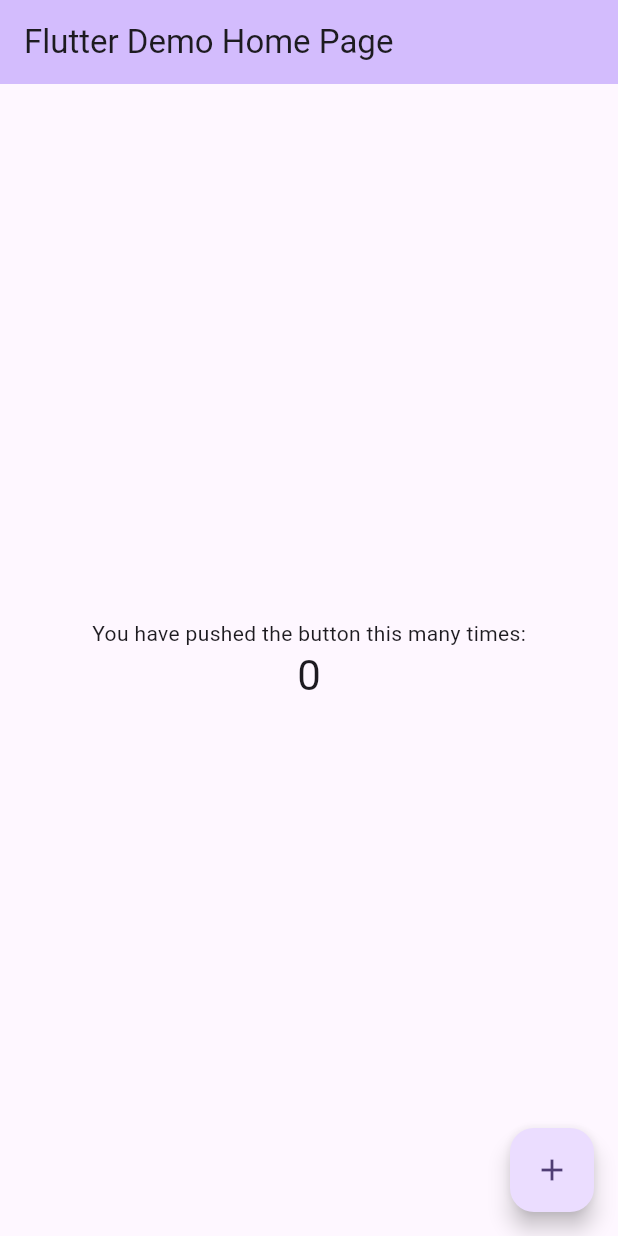
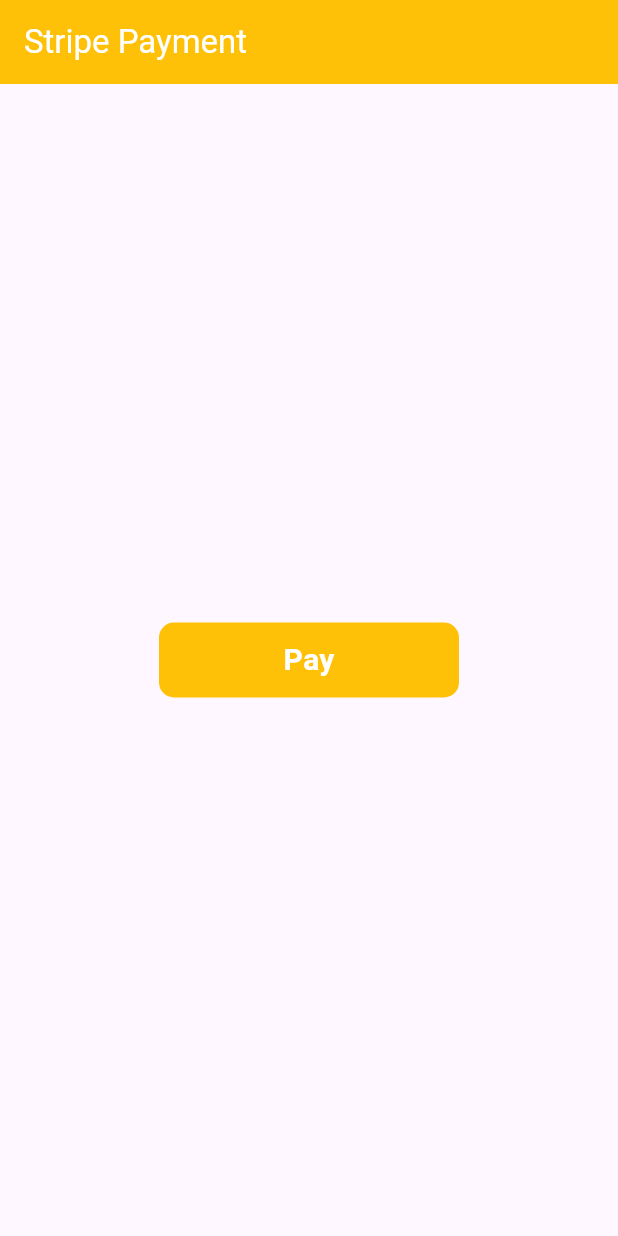
Before and after one commit to DevUsama007/stripe_integration_in_flutter, a Flutter app: the screen it shows after launch, on a phone screen of 412 x 824 dp. Run offline on Flutter 3.47's test engine with Material 3 defaults, Android fonts, the phone set to English and light mode, and no system bars; missing offline and left inert: flutter_stripe.

Commit message:
basic structure updated

```diff
--- a/lib/main.dart
+++ b/lib/main.dart
@@ -1,6 +1,13 @@
 import 'package:flutter/material.dart';
+import 'package:flutter_stripe/flutter_stripe.dart';
+import 'package:stripe_integration_in_flutter/stripe_payment_method/app_strings.dart';
+import 'package:stripe_integration_in_flutter/stripe_payment_method/view/payment_view.dart';
 
-void main() {
+void main() async {
+  WidgetsFlutterBinding.ensureInitialized();
+
+  // set the publishable key for Stripe - this is mandatory
+  Stripe.publishableKey = AppStrings.stripePublishedKey;
   runApp(const MyApp());
 }
 
@@ -11,6 +18,7 @@
   @override
   Widget build(BuildContext context) {
     return MaterialApp(
+      debugShowCheckedModeBanner: false,
       title: 'Flutter Demo',
       theme: ThemeData(
         // This is the theme of your application.
@@ -31,95 +39,7 @@
         colorScheme: ColorScheme.fromSeed(seedColor: Colors.deepPurple),
         useMaterial3: true,
       ),
-      home: const MyHomePage(title: 'Flutter Demo Home Page'),
+      home: PaymentView(),
     );
   }
 }
-
-class MyHomePage extends StatefulWidget {
-  const MyHomePage({super.key, required this.title});
-
-  // This widget is the home page of your application. It is stateful, meaning
-  // that it has a State object (defined below) that contains fields that affect
-  // how it looks.
-
-  // This class is the configuration for the state. It holds the values (in this
-  // case the title) provided by the parent (in this case the App widget) and
-  // used by the build method of the State. Fields in a Widget subclass are
-  // always marked "final".
-
-  final String title;
-
-  @override
-  State<MyHomePage> createState() => _MyHomePageState();
-}
-
-class _MyHomePageState extends State<MyHomePage> {
-  int _counter = 0;
-
-  void _incrementCounter() {
-    setState(() {
-      // This call to setState tells the Flutter framework that something has
-      // changed in this State, which causes it to rerun the build method below
-      // so that the display can reflect the updated values. If we changed
-      // _counter without calling setState(), then the build method would not be
-      // called again, and so nothing would appear to happen.
-      _counter++;
-    });
-  }
-
-  @override
-  Widget build(BuildContext context) {
-    // This method is rerun every time setState is called, for instance as done
-    // by the _incrementCounter method above.
-    //
-    // The Flutter framework has been optimized to make rerunning build methods
-    // fast, so that you can just rebuild anything that needs updating rather
-    // than having to individually change instances of widgets.
-    return Scaffold(
-      appBar: AppBar(
-        // TRY THIS: Try changing the color here to a specific color (to
-        // Colors.amber, perhaps?) and trigger a hot reload to see the AppBar
-        // change color while the other colors stay the same.
-        backgroundColor: Theme.of(context).colorScheme.inversePrimary,
-        // Here we take the value from the MyHomePage object that was created by
-        // the App.build method, and use it to set our appbar title.
-        title: Text(widget.title),
-      ),
-      body: Center(
-        // Center is a layout widget. It takes a single child and positions it
-        // in the middle of the parent.
-        child: Column(
-          // Column is also a layout widget. It takes a list of children and
-          // arranges them vertically. By default, it sizes itself to fit its
-          // children horizontally, and tries to be as tall as its parent.
-          //
-          // Column has various properties to control how it sizes itself and
-          // how it positions its children. Here we use mainAxisAlignment to
-          // center the children vertically; the main axis here is the vertical
-          // axis because Columns are vertical (the cross axis would be
-          // horizontal).
-          //
-          // TRY THIS: Invoke "debug painting" (choose the "Toggle Debug Paint"
-          // action in the IDE, or press "p" in the console), to see the
-          // wireframe for each widget.
-          mainAxisAlignment: MainAxisAlignment.center,
-          children: <Widget>[
-            const Text(
-              'You have pushed the button this many times:',
-            ),
-            Text(
-              '$_counter',
-              style: Theme.of(context).textTheme.headlineMedium,
-            ),
-          ],
-        ),
-      ),
-      floatingActionButton: FloatingActionButton(
-        onPressed: _incrementCounter,
-        tooltip: 'Increment',
-        child: const Icon(Icons.add),
-      ), // This trailing comma makes auto-formatting nicer for build methods.
-    );
-  }
-}
--- /dev/null
+++ b/lib/stripe_payment_method/view/payment_view.dart
@@ -0,0 +1,49 @@
+import 'package:flutter/material.dart';
+
+class PaymentView extends StatefulWidget {
+  const PaymentView({super.key});
+
+  @override
+  State<PaymentView> createState() => _PaymentViewState();
+}
+
+class _PaymentViewState extends State<PaymentView> {
+  @override
+  Widget build(BuildContext context) {
+    return Scaffold(
+      appBar: AppBar(
+        backgroundColor: Colors.amber,
+        title: Text(
+          'Stripe Payment',
+          style: TextStyle(color: Colors.white),
+        ),
+      ),
+      body: Column(
+        mainAxisAlignment: MainAxisAlignment.center,
+        children: [
+          Center(
+            child: InkWell(
+              onTap: () {},
+              child: Container(
+                width: 200,
+                height: 50,
+                decoration: BoxDecoration(
+                    color: Colors.amber,
+                    borderRadius: BorderRadius.circular(10)),
+                child: Center(
+                  child: Text(
+                    'Pay',
+                    style: TextStyle(
+                        color: Colors.white,
+                        fontSize: 20,
+                        fontWeight: FontWeight.bold),
+                  ),
+                ),
+              ),
+            ),
+          )
+        ],
+      ),
+    );
+  }
+}
--- a/pubspec.yaml
+++ b/pubspec.yaml
@@ -35,6 +35,8 @@
   # The following adds the Cupertino Icons font to your application.
   # Use with the CupertinoIcons class for iOS style icons.
   cupertino_icons: ^1.0.8
+  flutter_stripe: ^9.5.0
+  http: ^1.5.0
 
 dev_dependencies:
   flutter_test:
```
Also changed, not shown: pubspec.lock, 3 other files.
